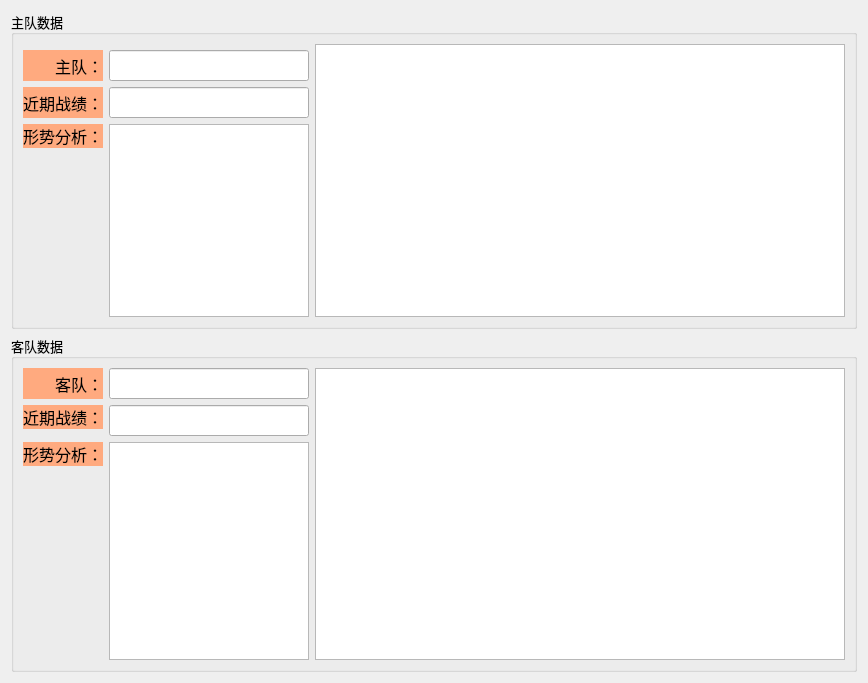
Old version of the form scoredetaildialog.ui in the repository littleHuixian/soccerPredictProject.
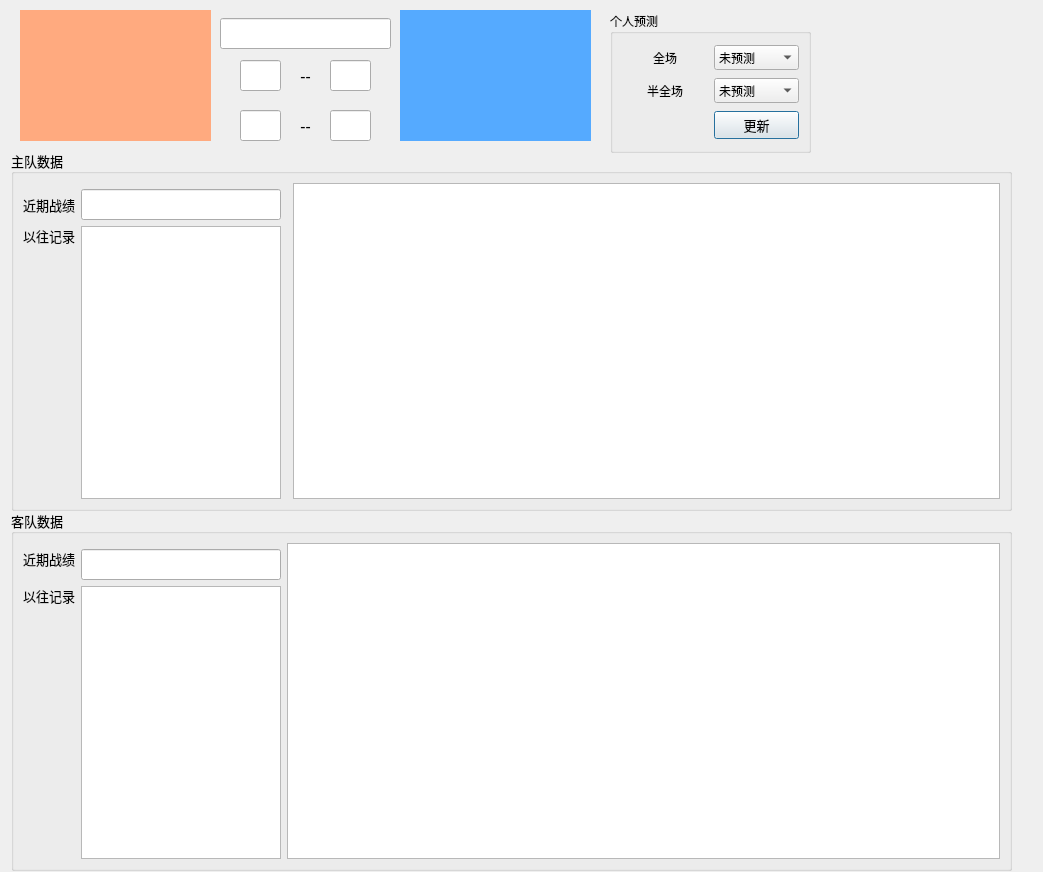
New version of the form.

Diff of the .ui file:
```diff
--- a/scoredetaildialog.ui
+++ b/scoredetaildialog.ui
@@ -6,16 +6,22 @@
    <rect>
     <x>0</x>
     <y>0</y>
-    <width>868</width>
-    <height>683</height>
+    <width>1043</width>
+    <height>872</height>
    </rect>
   </property>
   <property name="windowTitle">
    <string>Dialog</string>
   </property>
-  <layout class="QGridLayout" name="gridLayout_3">
-   <item row="0" column="0">
     <widget class="QGroupBox" name="groupBox">
+   <property name="geometry">
+    <rect>
+     <x>11</x>
+     <y>150</y>
+     <width>1001</width>
+     <height>361</height>
+    </rect>
+   </property>
      <property name="font">
       <font>
        <family>微软雅黑</family>
@@ -26,77 +32,55 @@
       <string>主队数据</string>
      </property>
      <layout class="QGridLayout" name="gridLayout">
-      <item row="3" column="0">
-       <widget class="QLabel" name="label3">
-        <property name="font">
-         <font>
-          <family>微软雅黑</family>
-          <pointsize>12</pointsize>
-         </font>
-        </property>
-        <property name="styleSheet">
-         <string notr="true">background-color: rgb(255, 170, 127);</string>
-        </property>
-        <property name="text">
-         <string>形势分析：</string>
-        </property>
-        <property name="alignment">
-         <set>Qt::AlignRight|Qt::AlignTrailing|Qt::AlignVCenter</set>
-        </property>
-       </widget>
-      </item>
-      <item row="0" column="2" rowspan="5">
-       <widget class="QTableWidget" name="tableWidget1"/>
-      </item>
-      <item row="4" column="0">
-       <spacer name="verticalSpacer">
-        <property name="orientation">
-         <enum>Qt::Vertical</enum>
-        </property>
-        <property name="sizeHint" stdset="0">
-         <size>
-          <width>20</width>
-          <height>165</height>
-         </size>
-        </property>
-       </spacer>
-      </item>
-      <item row="2" column="0">
+    <item row="1" column="0">
        <widget class="QLabel" name="label2">
         <property name="font">
          <font>
           <family>微软雅黑</family>
-          <pointsize>12</pointsize>
+        <pointsize>10</pointsize>
          </font>
         </property>
         <property name="styleSheet">
-         <string notr="true">background-color: rgb(255, 170, 127);</string>
+       <string notr="true"/>
         </property>
         <property name="text">
-         <string>近期战绩：</string>
+       <string>近期战绩</string>
         </property>
         <property name="alignment">
          <set>Qt::AlignRight|Qt::AlignTrailing|Qt::AlignVCenter</set>
         </property>
        </widget>
       </item>
-      <item row="3" column="1" rowspan="2">
+    <item row="2" column="0">
+     <widget class="QLabel" name="label3">
+      <property name="font">
+       <font>
+        <family>微软雅黑</family>
+        <pointsize>10</pointsize>
+       </font>
+      </property>
+      <property name="styleSheet">
+       <string notr="true"/>
+      </property>
+      <property name="text">
+       <string>以往记录</string>
+      </property>
+      <property name="alignment">
+       <set>Qt::AlignRight|Qt::AlignTrailing|Qt::AlignVCenter</set>
+      </property>
+     </widget>
+    </item>
+    <item row="2" column="1" rowspan="2" colspan="2">
        <widget class="QTextEdit" name="textEditHome">
         <property name="maximumSize">
          <size>
           <width>200</width>
-          <height>200</height>
-         </size>
-        </property>
-        <property name="font">
-         <font>
-          <family>微软雅黑</family>
-          <pointsize>12</pointsize>
-         </font>
-        </property>
-       </widget>
-      </item>
-      <item row="2" column="1">
+        <height>16777215</height>
+       </size>
+      </property>
+     </widget>
+    </item>
+    <item row="1" column="1">
        <widget class="QLineEdit" name="lineEditHlast1">
         <property name="maximumSize">
          <size>
@@ -112,46 +96,33 @@
         </property>
        </widget>
       </item>
-      <item row="1" column="1">
-       <widget class="QLineEdit" name="lineEditHome">
-        <property name="maximumSize">
+    <item row="3" column="0">
+     <spacer name="verticalSpacer1">
+      <property name="orientation">
+       <enum>Qt::Vertical</enum>
+      </property>
+      <property name="sizeHint" stdset="0">
          <size>
-          <width>200</width>
-          <height>16777215</height>
-         </size>
-        </property>
-        <property name="font">
-         <font>
-          <family>微软雅黑</family>
-          <pointsize>12</pointsize>
-         </font>
-        </property>
-       </widget>
-      </item>
-      <item row="1" column="0">
-       <widget class="QLabel" name="label1">
-        <property name="font">
-         <font>
-          <family>微软雅黑</family>
-          <pointsize>12</pointsize>
-         </font>
-        </property>
-        <property name="styleSheet">
-         <string notr="true">background-color: rgb(255, 170, 127);</string>
-        </property>
-        <property name="text">
-         <string>主队：</string>
-        </property>
-        <property name="alignment">
-         <set>Qt::AlignRight|Qt::AlignTrailing|Qt::AlignVCenter</set>
-        </property>
-       </widget>
+        <width>20</width>
+        <height>165</height>
+       </size>
+      </property>
+     </spacer>
+    </item>
+    <item row="0" column="3" rowspan="4">
+     <widget class="QTableWidget" name="tableWidget1"/>
       </item>
      </layout>
     </widget>
-   </item>
-   <item row="1" column="0">
     <widget class="QGroupBox" name="groupBox_2">
+   <property name="geometry">
+    <rect>
+     <x>11</x>
+     <y>510</y>
+     <width>1001</width>
+     <height>361</height>
+    </rect>
+   </property>
      <property name="font">
       <font>
        <family>微软雅黑</family>
@@ -162,54 +133,19 @@
       <string>客队数据</string>
      </property>
      <layout class="QGridLayout" name="gridLayout_2">
-      <item row="0" column="0">
-       <widget class="QLabel" name="label1_2">
-        <property name="font">
-         <font>
-          <family>微软雅黑</family>
-          <pointsize>12</pointsize>
-         </font>
-        </property>
-        <property name="styleSheet">
-         <string notr="true">background-color: rgb(255, 170, 127);</string>
-        </property>
-        <property name="text">
-         <string>客队：</string>
-        </property>
-        <property name="alignment">
-         <set>Qt::AlignRight|Qt::AlignTrailing|Qt::AlignVCenter</set>
-        </property>
-       </widget>
-      </item>
-      <item row="0" column="1">
-       <widget class="QLineEdit" name="lineEditAway">
-        <property name="maximumSize">
-         <size>
-          <width>200</width>
-          <height>16777215</height>
-         </size>
-        </property>
-        <property name="font">
-         <font>
-          <family>微软雅黑</family>
-          <pointsize>12</pointsize>
-         </font>
-        </property>
-       </widget>
-      </item>
       <item row="1" column="0">
        <widget class="QLabel" name="label2_2">
         <property name="font">
          <font>
           <family>微软雅黑</family>
-          <pointsize>12</pointsize>
+        <pointsize>10</pointsize>
          </font>
         </property>
         <property name="styleSheet">
-         <string notr="true">background-color: rgb(255, 170, 127);</string>
+       <string notr="true"/>
         </property>
         <property name="text">
-         <string>近期战绩：</string>
+       <string>近期战绩</string>
         </property>
         <property name="alignment">
          <set>Qt::AlignRight|Qt::AlignTrailing|Qt::AlignVCenter</set>
@@ -237,14 +173,14 @@
         <property name="font">
          <font>
           <family>微软雅黑</family>
-          <pointsize>12</pointsize>
+        <pointsize>10</pointsize>
          </font>
         </property>
         <property name="styleSheet">
-         <string notr="true">background-color: rgb(255, 170, 127);</string>
+       <string notr="true"/>
         </property>
         <property name="text">
-         <string>形势分析：</string>
+       <string>以往记录</string>
         </property>
         <property name="alignment">
          <set>Qt::AlignRight|Qt::AlignTrailing|Qt::AlignVCenter</set>
@@ -285,8 +221,374 @@
       </item>
      </layout>
     </widget>
-   </item>
-  </layout>
+  <widget class="QLabel" name="labelHome">
+   <property name="geometry">
+    <rect>
+     <x>20</x>
+     <y>10</y>
+     <width>191</width>
+     <height>131</height>
+    </rect>
+   </property>
+   <property name="font">
+    <font>
+     <family>微软雅黑</family>
+     <pointsize>16</pointsize>
+    </font>
+   </property>
+   <property name="styleSheet">
+    <string notr="true">background-color: rgb(255, 170, 127);</string>
+   </property>
+   <property name="text">
+    <string/>
+   </property>
+   <property name="alignment">
+    <set>Qt::AlignCenter</set>
+   </property>
+  </widget>
+  <widget class="QLabel" name="labelAway">
+   <property name="geometry">
+    <rect>
+     <x>400</x>
+     <y>10</y>
+     <width>191</width>
+     <height>131</height>
+    </rect>
+   </property>
+   <property name="font">
+    <font>
+     <family>微软雅黑</family>
+     <pointsize>16</pointsize>
+    </font>
+   </property>
+   <property name="styleSheet">
+    <string notr="true">background-color: rgb(85, 170, 255);</string>
+   </property>
+   <property name="text">
+    <string/>
+   </property>
+   <property name="alignment">
+    <set>Qt::AlignCenter</set>
+   </property>
+  </widget>
+  <widget class="QLineEdit" name="homeGoal">
+   <property name="geometry">
+    <rect>
+     <x>240</x>
+     <y>60</y>
+     <width>41</width>
+     <height>31</height>
+    </rect>
+   </property>
+   <property name="maximumSize">
+    <size>
+     <width>200</width>
+     <height>16777215</height>
+    </size>
+   </property>
+   <property name="font">
+    <font>
+     <family>微软雅黑</family>
+     <pointsize>10</pointsize>
+    </font>
+   </property>
+   <property name="alignment">
+    <set>Qt::AlignCenter</set>
+   </property>
+  </widget>
+  <widget class="QLineEdit" name="awayGoal">
+   <property name="geometry">
+    <rect>
+     <x>330</x>
+     <y>60</y>
+     <width>41</width>
+     <height>31</height>
+    </rect>
+   </property>
+   <property name="maximumSize">
+    <size>
+     <width>200</width>
+     <height>16777215</height>
+    </size>
+   </property>
+   <property name="font">
+    <font>
+     <family>微软雅黑</family>
+     <pointsize>10</pointsize>
+    </font>
+   </property>
+   <property name="alignment">
+    <set>Qt::AlignCenter</set>
+   </property>
+  </widget>
+  <widget class="QLineEdit" name="homeHalfGoal">
+   <property name="geometry">
+    <rect>
+     <x>240</x>
+     <y>110</y>
+     <width>41</width>
+     <height>31</height>
+    </rect>
+   </property>
+   <property name="maximumSize">
+    <size>
+     <width>200</width>
+     <height>16777215</height>
+    </size>
+   </property>
+   <property name="font">
+    <font>
+     <family>微软雅黑</family>
+     <pointsize>10</pointsize>
+    </font>
+   </property>
+   <property name="alignment">
+    <set>Qt::AlignCenter</set>
+   </property>
+  </widget>
+  <widget class="QLineEdit" name="awayHalfGoal">
+   <property name="geometry">
+    <rect>
+     <x>330</x>
+     <y>110</y>
+     <width>41</width>
+     <height>31</height>
+    </rect>
+   </property>
+   <property name="maximumSize">
+    <size>
+     <width>200</width>
+     <height>16777215</height>
+    </size>
+   </property>
+   <property name="font">
+    <font>
+     <family>微软雅黑</family>
+     <pointsize>10</pointsize>
+    </font>
+   </property>
+   <property name="alignment">
+    <set>Qt::AlignCenter</set>
+   </property>
+  </widget>
+  <widget class="QLabel" name="label1_5">
+   <property name="geometry">
+    <rect>
+     <x>290</x>
+     <y>60</y>
+     <width>31</width>
+     <height>31</height>
+    </rect>
+   </property>
+   <property name="font">
+    <font>
+     <family>微软雅黑</family>
+     <pointsize>12</pointsize>
+    </font>
+   </property>
+   <property name="styleSheet">
+    <string notr="true"/>
+   </property>
+   <property name="text">
+    <string>--</string>
+   </property>
+   <property name="alignment">
+    <set>Qt::AlignCenter</set>
+   </property>
+  </widget>
+  <widget class="QLabel" name="label1_6">
+   <property name="geometry">
+    <rect>
+     <x>290</x>
+     <y>110</y>
+     <width>31</width>
+     <height>31</height>
+    </rect>
+   </property>
+   <property name="font">
+    <font>
+     <family>微软雅黑</family>
+     <pointsize>12</pointsize>
+    </font>
+   </property>
+   <property name="styleSheet">
+    <string notr="true"/>
+   </property>
+   <property name="text">
+    <string>--</string>
+   </property>
+   <property name="alignment">
+    <set>Qt::AlignCenter</set>
+   </property>
+  </widget>
+  <widget class="QLineEdit" name="lineEditTime">
+   <property name="geometry">
+    <rect>
+     <x>220</x>
+     <y>18</y>
+     <width>171</width>
+     <height>31</height>
+    </rect>
+   </property>
+   <property name="font">
+    <font>
+     <family>微软雅黑</family>
+     <pointsize>10</pointsize>
+    </font>
+   </property>
+   <property name="alignment">
+    <set>Qt::AlignCenter</set>
+   </property>
+  </widget>
+  <widget class="QGroupBox" name="groupBox_3">
+   <property name="geometry">
+    <rect>
+     <x>610</x>
+     <y>11</y>
+     <width>201</width>
+     <height>142</height>
+    </rect>
+   </property>
+   <property name="font">
+    <font>
+     <family>微软雅黑</family>
+    </font>
+   </property>
+   <property name="title">
+    <string>个人预测</string>
+   </property>
+   <layout class="QGridLayout" name="gridLayout_4">
+    <item row="0" column="0">
+     <widget class="QLabel" name="label1_8">
+      <property name="font">
+       <font>
+        <family>微软雅黑</family>
+        <pointsize>9</pointsize>
+       </font>
+      </property>
+      <property name="styleSheet">
+       <string notr="true"/>
+      </property>
+      <property name="text">
+       <string>全场</string>
+      </property>
+      <property name="alignment">
+       <set>Qt::AlignCenter</set>
+      </property>
+     </widget>
+    </item>
+    <item row="0" column="1">
+     <widget class="QComboBox" name="comboBox1">
+      <item>
+       <property name="text">
+        <string>未预测</string>
+       </property>
+      </item>
+      <item>
+       <property name="text">
+        <string>主胜</string>
+       </property>
+      </item>
+      <item>
+       <property name="text">
+        <string>平局</string>
+       </property>
+      </item>
+      <item>
+       <property name="text">
+        <string>客胜</string>
+       </property>
+      </item>
+     </widget>
+    </item>
+    <item row="1" column="0">
+     <widget class="QLabel" name="label1_9">
+      <property name="font">
+       <font>
+        <family>微软雅黑</family>
+        <pointsize>9</pointsize>
+       </font>
+      </property>
+      <property name="styleSheet">
+       <string notr="true"/>
+      </property>
+      <property name="text">
+       <string>半全场</string>
+      </property>
+      <property name="alignment">
+       <set>Qt::AlignCenter</set>
+      </property>
+     </widget>
+    </item>
+    <item row="1" column="1">
+     <widget class="QComboBox" name="comboBox2">
+      <item>
+       <property name="text">
+        <string>未预测</string>
+       </property>
+      </item>
+      <item>
+       <property name="text">
+        <string>胜胜</string>
+       </property>
+      </item>
+      <item>
+       <property name="text">
+        <string>胜平</string>
+       </property>
+      </item>
+      <item>
+       <property name="text">
+        <string>胜负</string>
+       </property>
+      </item>
+      <item>
+       <property name="text">
+        <string>平胜</string>
+       </property>
+      </item>
+      <item>
+       <property name="text">
+        <string>平平</string>
+       </property>
+      </item>
+      <item>
+       <property name="text">
+        <string>平负</string>
+       </property>
+      </item>
+      <item>
+       <property name="text">
+        <string>负胜</string>
+       </property>
+      </item>
+      <item>
+       <property name="text">
+        <string>负平</string>
+       </property>
+      </item>
+      <item>
+       <property name="text">
+        <string>负负</string>
+       </property>
+      </item>
+     </widget>
+    </item>
+    <item row="2" column="1">
+     <widget class="QPushButton" name="btnUpdate">
+      <property name="font">
+       <font>
+        <family>微软雅黑</family>
+        <pointsize>10</pointsize>
+       </font>
+      </property>
+      <property name="text">
+       <string>更新</string>
+      </property>
+     </widget>
+    </item>
+   </layout>
+  </widget>
  </widget>
  <resources/>
  <connections/>
```
Left out of the diff: 2 changed lines with no effect on the pictures. Lines whose indentation alone changed are shown as unchanged.
